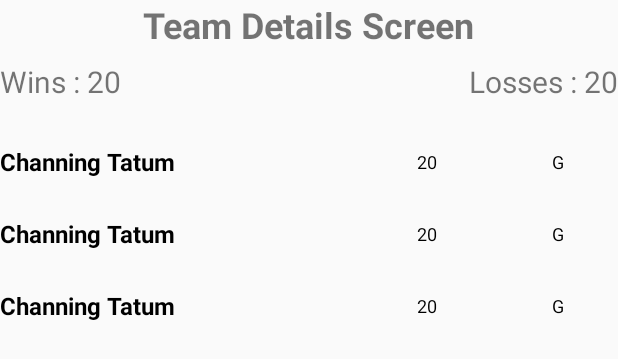
After one commit to tarunsingh070/NbaTeamViewerApp, an Android app: the layout team_details_fragment.xml on its own in the app's theme, with its tools: preview values and no code run, on a phone screen of 412 x 824 dp. The commit adds this screen. Shown: the top 359 px of the screen. Run offline under Robolectric (Android 15) with nearby library versions, the phone set to English and light mode, and no system bars.

Commit message:
Created a fragment for TeamDetails screen and connected it with TeamsList screen. Added some animations.

```diff
--- a/app/src/main/java/com/tarun/nbateamviewerapp/ui/TeamsSharedViewModel.kt
+++ b/app/src/main/java/com/tarun/nbateamviewerapp/ui/TeamsSharedViewModel.kt
@@ -64,6 +64,11 @@ class TeamsSharedViewModel : ViewModel(), KoinComponent {
     }
 
     /**
+     * Gets the currently selected team.
+     */
+    fun getSelectedTeam(): MutableLiveData<Team> = selectedTeam
+
+    /**
      * Handles the event when user selects a sort by option for teams list.
      *
      * @param position The position of the sorting option selected.
--- /dev/null
+++ b/app/src/main/res/layout/item_player.xml
@@ -0,0 +1,41 @@
+<?xml version="1.0" encoding="utf-8"?>
+<LinearLayout xmlns:android="http://schemas.android.com/apk/res/android"
+    xmlns:tools="http://schemas.android.com/tools"
+    android:layout_width="match_parent"
+    android:layout_height="wrap_content"
+    android:minHeight="?android:attr/listPreferredItemHeightSmall"
+    android:gravity="center_vertical"
+    android:orientation="horizontal">
+
+    <TextView
+        android:id="@+id/player_name"
+        android:layout_width="0dp"
+        android:layout_height="wrap_content"
+        android:layout_weight="3"
+        android:textSize="16sp"
+        android:textColor="@android:color/black"
+        tools:text="Channing Tatum"
+        android:textStyle="bold"
+        android:layout_marginEnd="8dp" />
+
+    <TextView
+        android:id="@+id/player_number"
+        android:layout_width="0dp"
+        android:layout_height="wrap_content"
+        android:layout_weight="1"
+        android:gravity="center"
+        android:textSize="12sp"
+        android:textColor="@android:color/black"
+        tools:text="20"
+        android:layout_marginEnd="8dp" />
+
+    <TextView
+        android:id="@+id/player_position"
+        android:layout_width="0dp"
+        android:layout_height="wrap_content"
+        android:layout_weight="1"
+        android:gravity="center"
+        android:textSize="12sp"
+        android:textColor="@android:color/black"
+        tools:text="G" />
+</LinearLayout>
--- /dev/null
+++ b/app/src/main/res/layout/team_details_fragment.xml
@@ -0,0 +1,44 @@
+<?xml version="1.0" encoding="utf-8"?>
+<RelativeLayout xmlns:android="http://schemas.android.com/apk/res/android"
+    xmlns:tools="http://schemas.android.com/tools"
+    android:layout_width="match_parent"
+    android:layout_height="match_parent"
+    tools:context=".ui.teamDetails.TeamDetailsFragment">
+
+    <TextView
+        android:id="@+id/team_name"
+        android:layout_width="wrap_content"
+        android:layout_height="wrap_content"
+        android:textSize="24sp"
+        android:textStyle="bold"
+        android:layout_centerHorizontal="true"
+        android:layout_marginBottom="8dp"
+        tools:text="Team Details Screen" />
+
+    <TextView
+        android:id="@+id/team_wins"
+        android:layout_width="wrap_content"
+        android:layout_height="wrap_content"
+        android:layout_below="@id/team_name"
+        android:layout_alignParentStart="true"
+        android:textSize="20sp"
+        tools:text="Wins : 20" />
+
+    <TextView
+        android:id="@+id/team_losses"
+        android:layout_width="wrap_content"
+        android:layout_height="wrap_content"
+        android:layout_below="@id/team_name"
+        android:layout_alignParentEnd="true"
+        android:textSize="20sp"
+        tools:text="Losses : 20" />
+
+    <androidx.recyclerview.widget.RecyclerView
+        android:id="@+id/players_roster_recycler_view"
+        android:layout_width="match_parent"
+        android:layout_height="match_parent"
+        android:layout_below="@id/team_wins"
+        android:layout_marginTop="16dp"
+        tools:listitem="@layout/item_player"/>
+
+</RelativeLayout>
--- a/app/src/main/res/values/strings.xml
+++ b/app/src/main/res/values/strings.xml
@@ -4,6 +4,7 @@
     <!--NBA Teams List Screen-->
     <string name="wins_count">Wins : %d</string>
     <string name="losses_count">Losses : %d</string>
+    <string name="full_name">%s %s</string>
     <string name="error_fetching_teams_message">Error fetching NBA teams. Please try again later.</string>
     <string name="sort_by_menu_option_title">Sort by</string>
     <string-array name="team_sort_by">
@@ -12,5 +13,10 @@
         <item>Losses</item>
     </string-array>
 
+    <!--NBA Team Details Screen-->
+    <string name="player_label">Player Name</string>
+    <string name="number_label">Number</string>
+    <string name="position_label">Position</string>
+
     <string name="no_results">No results :(</string>
 </resources>
```
Also changed, not shown: app/src/main/java/com/tarun/nbateamviewerapp/data/model/PlayersListDataItem.kt (added, +21 -0 lines), app/src/main/java/com/tarun/nbateamviewerapp/di/AdapterModule.kt (+14 -0 lines), app/src/main/java/com/tarun/nbateamviewerapp/ui/teamDetails/PlayersListAdapter.kt (added, +87 -0 lines), app/src/main/java/com/tarun/nbateamviewerapp/ui/teamDetails/TeamDetailsFragment.kt (added, +66 -0 lines), app/src/main/res/anim/slide_in_right.xml (added, +8 -0 lines), app/src/main/res/anim/slide_out_left.xml (added, +8 -0 lines), app/src/main/res/layout/item_player_header.xml (added, +41 -0 lines), app/src/main/res/navigation/nba_team_viewer_graph.xml (+10 -3 lines).
